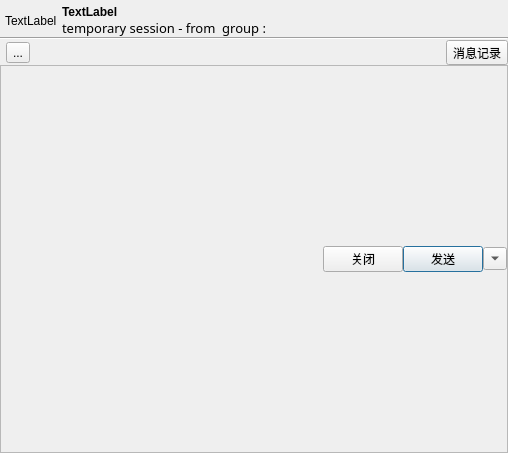
The window that src/ui/sesschatdlg.ui (zhanlangsir/Qtqq) describes before a commit, drawn with Qt 5.
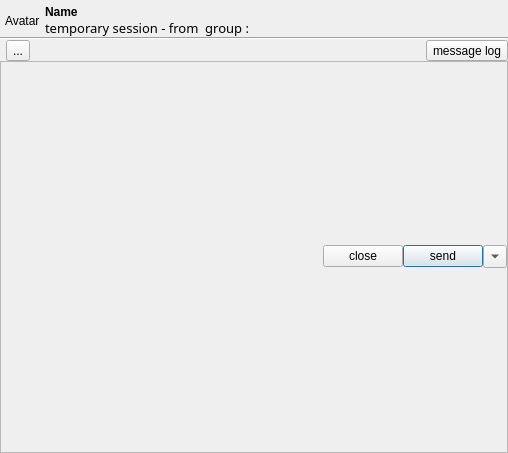
The same window after the commit. Icons and pictures are not drawn.

Commit message: 改善打开和关闭聊天对话框出现短时间卡死情况

Diff of the .ui file:
```diff
--- a/src/ui/sesschatdlg.ui
+++ b/src/ui/sesschatdlg.ui
@@ -46,7 +46,7 @@
         </sizepolicy>
        </property>
        <property name="text">
-        <string>TextLabel</string>
+        <string>Avatar</string>
        </property>
       </widget>
      </item>
@@ -64,7 +64,7 @@
           </font>
          </property>
          <property name="text">
-          <string>TextLabel</string>
+          <string>Name</string>
          </property>
         </widget>
        </item>
@@ -169,7 +169,7 @@
          <item>
           <widget class="QToolButton" name="btn_chat_log">
            <property name="text">
-            <string>消息记录</string>
+            <string>message log</string>
            </property>
           </widget>
          </item>
@@ -217,14 +217,14 @@
             <item>
              <widget class="QPushButton" name="btn_close">
               <property name="text">
-               <string>关闭</string>
+               <string>close</string>
               </property>
              </widget>
             </item>
             <item>
              <widget class="QPushButton" name="btn_send_msg">
               <property name="text">
-               <string>发送</string>
+               <string>send</string>
               </property>
               <property name="default">
                <bool>true</bool>
```
Left out of the diff: 2 changed lines with no effect on the pictures. The commit also changes 104 other files.
